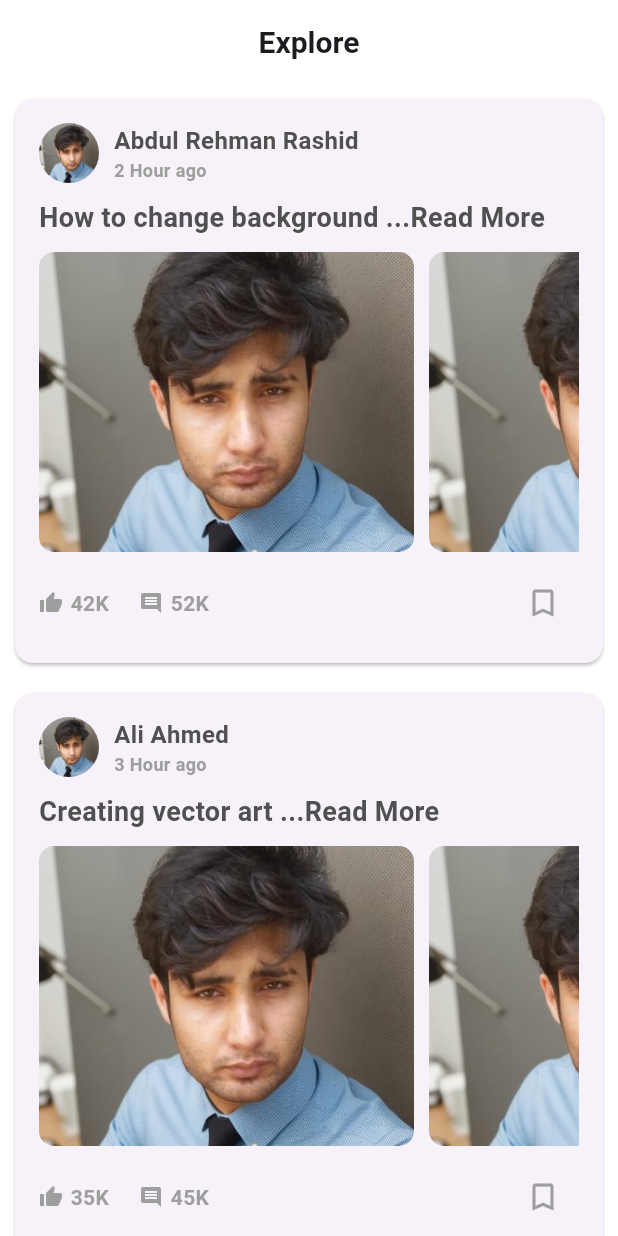
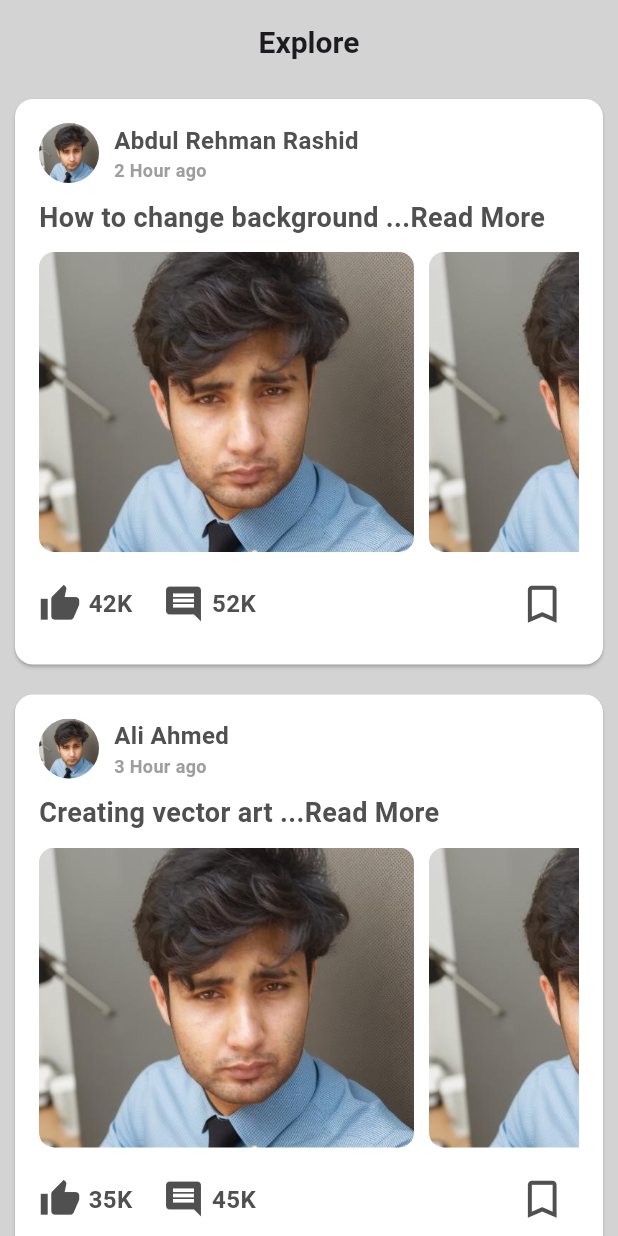
Before and after one commit to waqas1343/Qabil.jobs, a Flutter app: the ExploreScreen screen opened directly, on a phone screen of 412 x 824 dp. Run offline on Flutter 3.47's test engine with Material 3 defaults, Android fonts, the phone set to English and light mode, and no system bars; our stand-ins replace another_flushbar, image_picker, pinput; Roboto replaces fonts that are missing (KumbhSans-VariableFont_YOPQ,wght.ttf).

Commit message:
post card adjustment

```diff
--- a/lib/View/screens/exploreScreen/exploreScreen.dart
+++ b/lib/View/screens/exploreScreen/exploreScreen.dart
@@ -1,5 +1,6 @@
 import 'package:flutter/material.dart';
 import 'package:provider/provider.dart';
+import 'package:qabil_app/constant/app_colours/appcolors.dart';
 import '../../../view_model/controller/post_card_screen/explore_cards_controller.dart';
 import '../saveScreen/saveScreen.dart';
 import 'post_card/post_card.dart';
@@ -11,6 +12,7 @@ class ExploreScreen extends StatelessWidget {
   Widget build(BuildContext context) {
     final provider = Provider.of<PostProvider>(context);
     return Scaffold(
+      backgroundColor: AppColors.postCardColor,
       appBar: AppBar(
         title: const Text('Explore'),
         centerTitle: true,
--- a/lib/View/screens/exploreScreen/post_card/post_card.dart
+++ b/lib/View/screens/exploreScreen/post_card/post_card.dart
@@ -1,5 +1,6 @@
 import 'package:flutter/material.dart';
 import 'package:provider/provider.dart';
+import 'package:qabil_app/constant/app_colours/appcolors.dart';
 import 'package:qabil_app/view_model/controller/save_card_controller/saveCard.dart';
 
 class PostCard extends StatelessWidget {
@@ -25,6 +26,7 @@ class PostCard extends StatelessWidget {
     final savedPostsProvider = Provider.of<SavedCardProvider>(context);
     bool isSaved = savedPostsProvider.isSaved(post);
     return Card(
+      color: AppColors.appBackground,
       margin: const EdgeInsets.all(10),
       child: Padding(
         padding: const EdgeInsets.all(16.0),
@@ -101,24 +103,25 @@ class PostCard extends StatelessWidget {
             // Like, Comment, Save Row
             Row(
               children: [
-                const Icon(Icons.thumb_up, size: 16, color: Colors.grey),
+                const Icon(Icons.thumb_up, size: 28, color: AppColors.textColorGrey),
                 const SizedBox(width: 5),
                 Text(
                   post['likes']!,
-                  style: const TextStyle(color: Colors.grey),
+                  style: const TextStyle(color: AppColors.textColorGrey,fontSize: 16),
                 ),
                 const SizedBox(width: 20),
-                const Icon(Icons.comment, size: 16, color: Colors.grey),
+                const Icon(Icons.comment, size: 28, color: AppColors.textColorGrey),
                 const SizedBox(width: 5),
                 Text(
                   post['comments']!,
-                  style: const TextStyle(color: Colors.grey),
+                  style: const TextStyle(color: AppColors.textColorGrey,fontSize: 16),
                 ),
                 const Spacer(),
                 IconButton(
                   icon: Icon(
                     isSaved ? Icons.bookmark : Icons.bookmark_border,
-                    color: isSaved ? Colors.blue : Colors.grey,
+                    color: isSaved ? Colors.blue : AppColors.textColorGrey,
+                    size: 33,
                   ),
                   onPressed: () {
                     savedPostsProvider.toggleSavePost(post);
--- a/lib/constant/app_colours/appcolors.dart
+++ b/lib/constant/app_colours/appcolors.dart
@@ -3,6 +3,7 @@ import 'package:flutter/material.dart';
 class AppColors {
   static const Color appBackground = Color(0xFFFFFFFF);
   static const Color indicatorColor = Color(0xFF808080);
+  static const Color postCardColor = Color(0xFFD3D3D3);
   static const Color tileColor = Color(0xffF4F4F4);
   static const Color textColor = Color(0xff2D8E84);
   static const Color iconColorGrey = Color(0xFF999DA3);
--- a/lib/main.dart
+++ b/lib/main.dart
@@ -1,6 +1,7 @@
 import 'package:flutter/material.dart';
 import 'package:flutter/services.dart';
 import 'package:provider/provider.dart';
+import 'package:qabil_app/View/screens/exploreScreen/exploreScreen.dart';
 
 import 'package:qabil_app/View/splash_screen/splash_screen.dart';
 
@@ -40,7 +41,7 @@ class MyApp extends StatelessWidget {
         initialRoute: RouteNames.splashscreen,
         routes: RouteScreens.getScreens(),
         theme: AppTheme.theme,
-        home: SplashScreen(),
+        home: ExploreScreen(),
 
 
       ),
```
